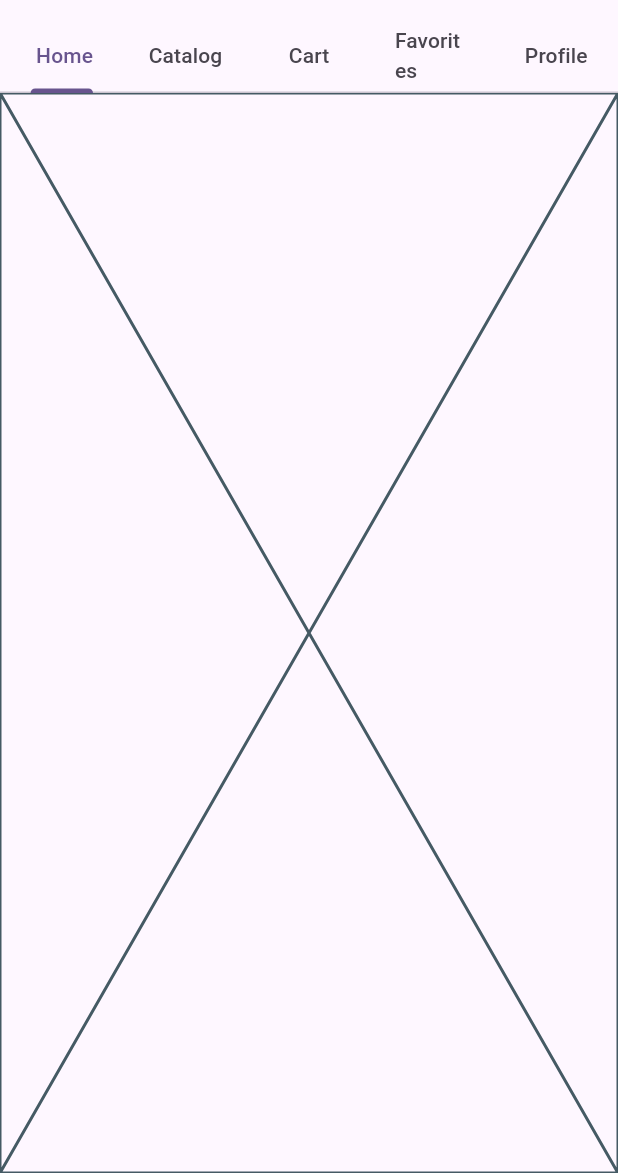
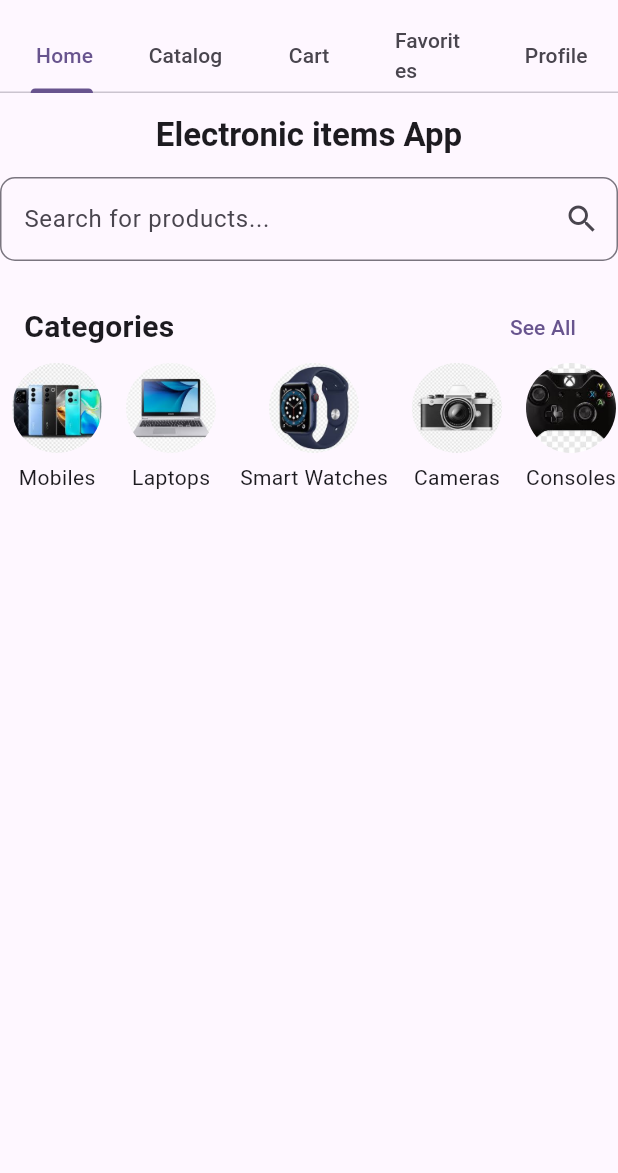
Before and after one commit to ibneRustam/final_project, a Flutter app: the screen it shows after launch, on a phone screen of 412 x 824 dp, the part 63-1236 px from its top. Run offline on Flutter 3.47's test engine with Material 3 defaults, Android fonts, the phone set to English and light mode, and no system bars.

Commit message:
update code

```diff
--- a/final_app/lib/home.dart
+++ b/final_app/lib/home.dart
@@ -1,3 +1,4 @@
+import 'package:final_app/catagory.dart';
 import 'package:flutter/material.dart';
 
 class Home extends StatefulWidget {
@@ -8,8 +9,90 @@ class Home extends StatefulWidget {
 }
 
 class _HomeState extends State<Home> {
+  List Categories = [
+    {"name": "Mobiles", "image": "assets/image/mobile.jpg"},
+    {"name": "Laptops", "image": "assets/image/laptops.jpg"},
+    {"name": "Smart Watches", "image": "assets/image/smartwatch.jpg"},
+    {"name": "Cameras", "image": "assets/image/camera.jpg"},
+    {"name": "Consoles", "image": "assets/image/console.jpg"},
+    {"name": "Earphones", "image": "assets/image/earphone.jpg"},
+    {"name": "Airbuds", "image": "assets/image/airbuds.jpg"},
+    {"name": "Chargers", "image": "assets/image/charger.jpg"},
+  ];
   @override
   Widget build(BuildContext context) {
-    return const Placeholder();
+    return Scaffold(
+      appBar: AppBar(
+        title: Center(
+          child: Text(
+            "Electronic items App",
+            style: TextStyle(fontWeight: FontWeight.bold),
+          ),
+        ),
+      ),
+      body: Column(
+        children: [
+          TextField(
+            decoration: InputDecoration(
+              hintText: "Search for products...",
+              suffixIcon: Icon(Icons.search),
+              border: OutlineInputBorder(
+                borderRadius: BorderRadius.circular(10),
+              ),
+            ),
+          ),
+          const SizedBox(height: 20),
+
+          Padding(
+            padding: const EdgeInsets.symmetric(horizontal: 16.0),
+            child: Row(
+              mainAxisAlignment: MainAxisAlignment.spaceBetween,
+              children: [
+                const Text(
+                  "Categories",
+                  style: TextStyle(fontSize: 20, fontWeight: FontWeight.bold),
+                ),
+                TextButton(
+                  onPressed: () {
+                    Navigator.push(
+                      context,
+                      MaterialPageRoute(builder: (context) => Catalog()),
+                    );
+                  },
+                  child: const Text("See All"),
+                ),
+              ],
+            ),
+          ),
+          SizedBox(
+            height: 100,
+            child: ListView.builder(
+              scrollDirection: Axis.horizontal,
+              itemCount: Categories.length,
+              itemBuilder: (context, index) {
+                final category = Categories[index];
+                return Padding(
+                  padding: const EdgeInsets.symmetric(horizontal: 8),
+                  child: Column(
+                    children: [
+                      ClipOval(
+                        child: Image.asset(
+                          category['image'],
+                          width: 60,
+                          height: 60,
+                          fit: BoxFit.cover,
+                        ),
+                      ),
+                      const SizedBox(height: 6),
+                      Text(category['name']),
+                    ],
+                  ),
+                );
+              },
+            ),
+          ),
+        ],
+      ),
+    );
   }
 }
--- a/final_app/pubspec.yaml
+++ b/final_app/pubspec.yaml
@@ -59,7 +59,7 @@ flutter:
 
   # To add assets to your application, add an assets section, like this:
   assets:
-    - assets/image/laptop.jpg
+    - assets/image/
   #   - images/a_dot_ham.jpeg
 
   # An image asset can refer to one or more resolution-specific "variants", see
```
Also changed, not shown: final_app/assets/image/airbuds.jpg (added), final_app/assets/image/camera.jpg (added), final_app/assets/image/charger.jpg (added), final_app/assets/image/console.jpg (added), final_app/assets/image/earphone.jpg (added), final_app/assets/image/laptops.jpg (added), final_app/assets/image/mobile.jpg (added), final_app/assets/image/smartwatch.jpg (added).
